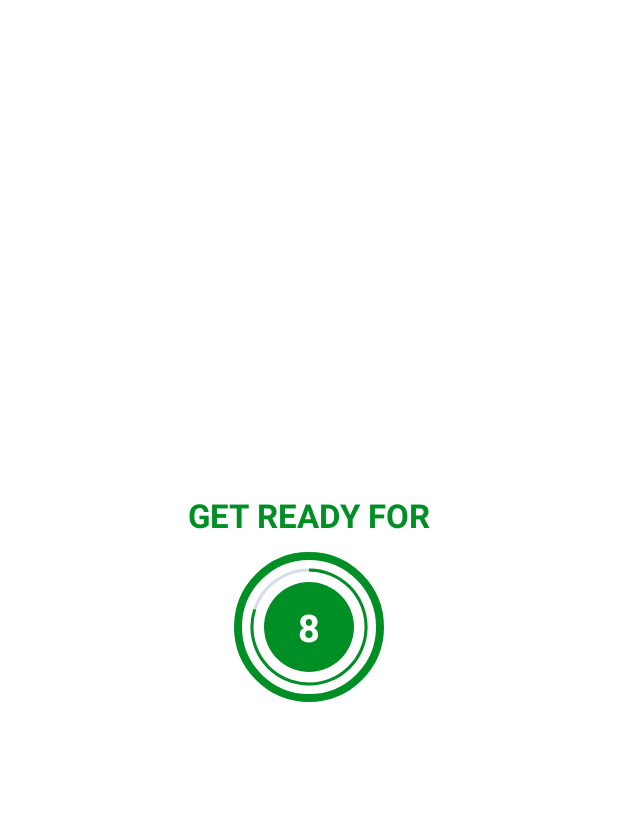
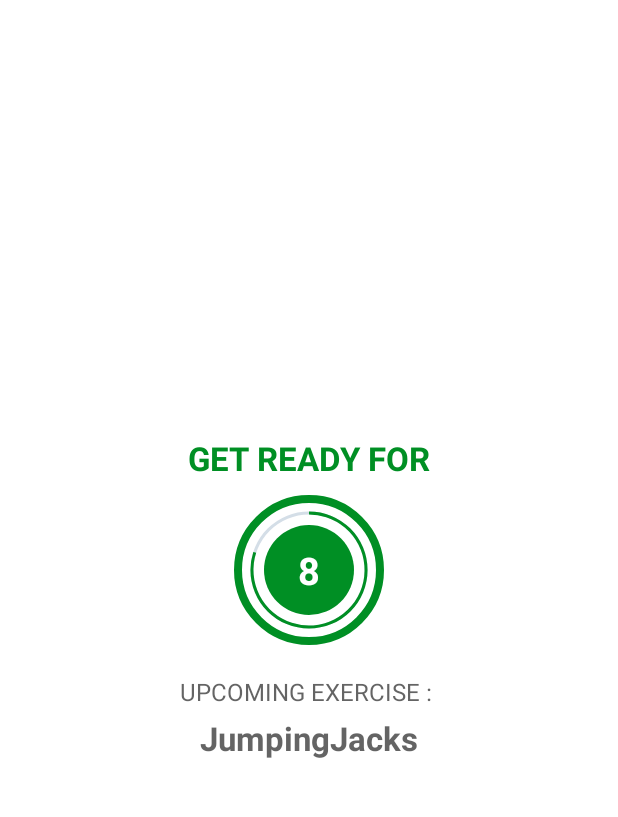
Before and after one commit to HiroshiNov/7Minuteworkout, an Android app: the ExerciseActivity screen opened directly, with no data from a screen before it, on a phone screen of 412 x 824 dp, the part 62-879 px from its top. Run offline under Robolectric (Android 15) with nearby library versions, the phone set to English and light mode, and no system bars; libraries missing offline, so code that uses them is left out: jp.hiroshi.nov.

Commit message:
Complete lesson141

```diff
--- a/app/src/main/java/jp/hiroshi/nov/m/a7minuteworkout/ExerciseActivity.kt
+++ b/app/src/main/java/jp/hiroshi/nov/m/a7minuteworkout/ExerciseActivity.kt
@@ -33,9 +33,8 @@ class ExerciseActivity : AppCompatActivity() {
             onBackPressed() //backbutton on the screen
 
         }
+        exerciseList = Constants.defaultExerciseList() // set Exercise list
         setupRestView()
-
-        exerciseList = Constants.defaultExerciseList() // set Exercise list
     }
 
     override fun onDestroy() {
@@ -119,6 +118,8 @@ class ExerciseActivity : AppCompatActivity() {
             restTimer!!.cancel()
             restProgress = 0
         }
+        tvUpcomingExerciseName.text = exerciseList!![currentExercisePosition +1 ].getName()
+
         setRestProgressBar()
     }
 
--- a/app/src/main/res/layout/activity_exercise.xml
+++ b/app/src/main/res/layout/activity_exercise.xml
@@ -69,6 +69,25 @@
 
                 </LinearLayout>
             </FrameLayout>
+
+            <TextView
+                android:layout_width="wrap_content"
+                android:layout_height="wrap_content"
+                android:layout_marginTop="20dp"
+                android:text="UPCOMING EXERCISE : "
+                android:textSize="16sp"
+                android:textColor="@color/colorPrimary"/>
+
+            <TextView
+                android:id="@+id/tvUpcomingExerciseName"
+                android:layout_width="wrap_content"
+                android:layout_height="wrap_content"
+                android:layout_marginTop="5dp"
+                android:textColor="@color/colorPrimary"
+                android:textSize="22sp"
+                android:textStyle="bold"
+                tools:text="Exercise Name"/>
+
         </LinearLayout>
 
         <LinearLayout
```
